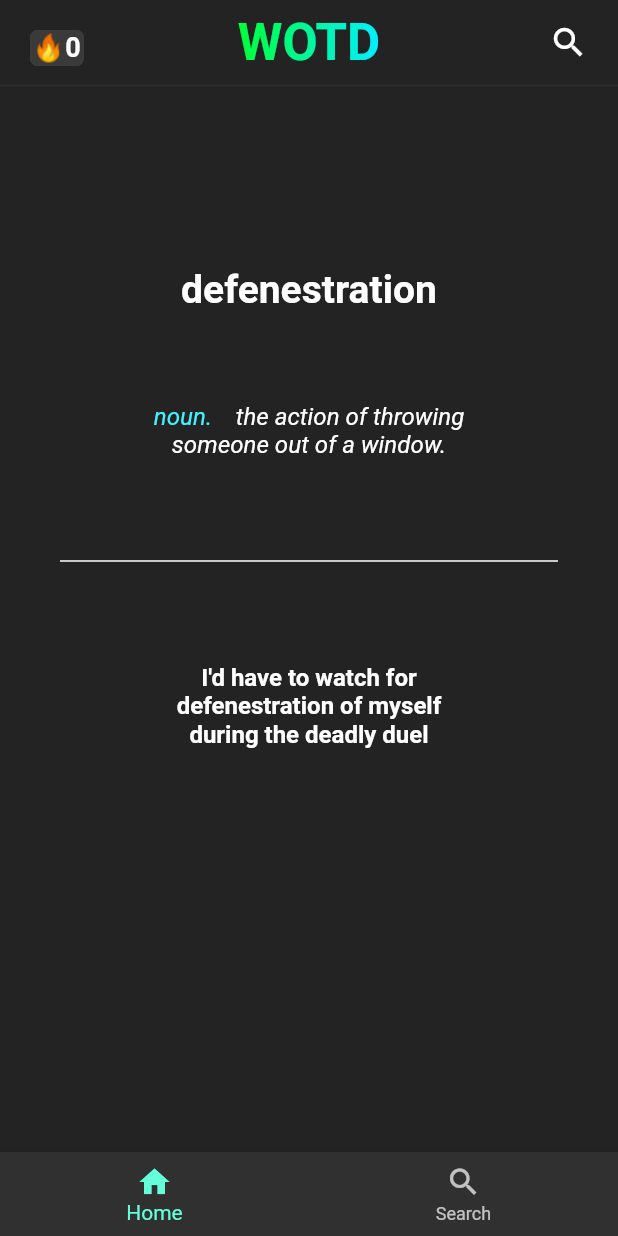
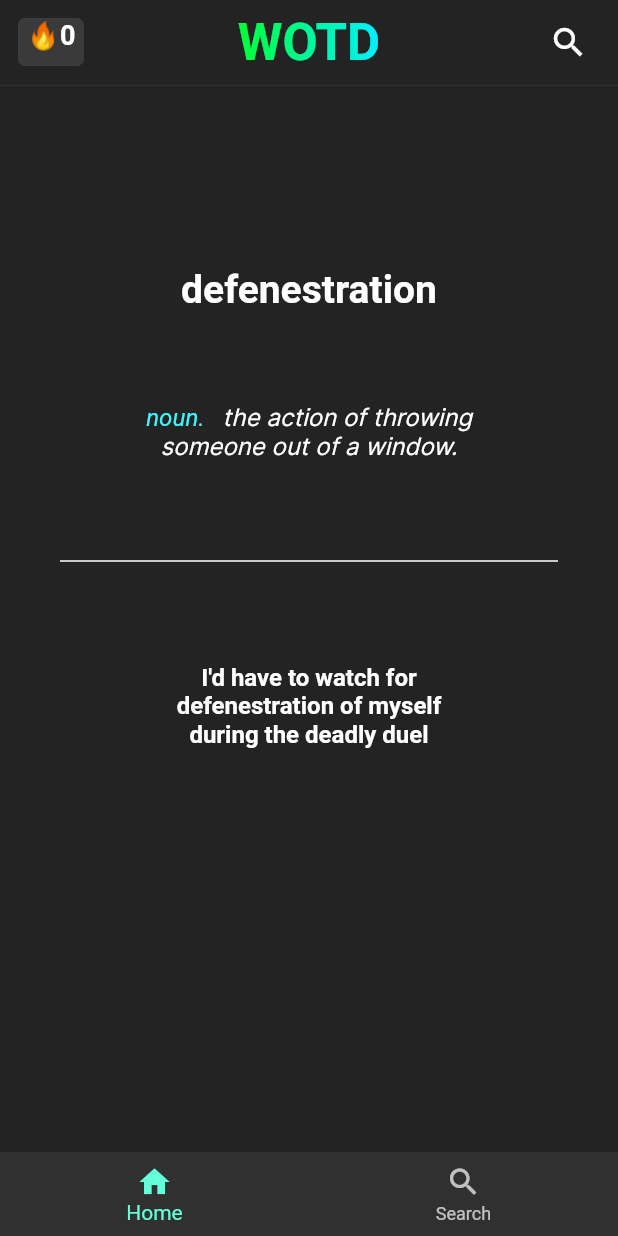
Before and after one commit to LucasVlad/Word-of-The-Day, a Flutter app: the screen it shows after launch, on a phone screen of 412 x 824 dp. Run offline on Flutter 3.47's test engine with Material 2 defaults, Android fonts, the phone set to English and light mode, and no system bars; drawn by our look-alikes of simple_gradient_text.

Commit message:
Fixed AppBar More

```diff
--- a/wotd/lib/main.dart
+++ b/wotd/lib/main.dart
@@ -14,6 +14,10 @@ class MainApp extends StatelessWidget {
       darkTheme: ThemeData(
         brightness: Brightness.dark,
       ),
+      theme: ThemeData(
+        fontFamily: 'Inter',
+        textTheme: Theme.of(context).textTheme.apply(fontFamily: 'Inter'),
+      ),
       themeMode: ThemeMode.dark,
       debugShowCheckedModeBanner: false,
       home: const MainPage(),
--- a/wotd/lib/pages/home.dart
+++ b/wotd/lib/pages/home.dart
@@ -83,11 +83,11 @@ class _HomeState extends State<Home> {
     return Scaffold(
       appBar: AppBar(
         leading: Padding(
-          padding: const EdgeInsets.only(
-              left: 20.0,
-              top: 20.0,
-              bottom:
-                  12), //i like bottom better at 10 try and get that much border around the whole thing left right bottom & top
+          padding: const EdgeInsets.only(left: 12, top: 12, bottom: 12),
+          child: GestureDetector(
+            onTap: () {
+              log('open streak menu');
+            },
             child: Container(
               decoration: BoxDecoration(
                 border: Border.all(
@@ -97,12 +97,8 @@ class _HomeState extends State<Home> {
                 color: const Color.fromRGBO(60, 60, 60, 0.9),
                 borderRadius: BorderRadius.circular(5),
               ),
-            child: GestureDetector(
-              onTap: () {
-                log('open streak menu');
-              },
               child: const Text(
-                '🔥0',
+                " 🔥0",
                 style: TextStyle(
                   fontSize: 18.0,
                   fontWeight: FontWeight.bold,
@@ -160,7 +156,9 @@ class _HomeState extends State<Home> {
                   textAlign: TextAlign.center,
                   text: const TextSpan(
                       style: TextStyle(
-                          fontSize: 16.0, fontStyle: FontStyle.italic),
+                          fontSize: 16.0,
+                          fontStyle: FontStyle.italic,
+                          fontFamily: 'Inter'),
                       children: <TextSpan>[
                         TextSpan(
                             text: "noun.   ",
@@ -169,7 +167,7 @@ class _HomeState extends State<Home> {
                                 color: Color.fromRGBO(64, 244, 255, 1))),
                         TextSpan(
                             text:
-                                " the action of throwing someone out of a window.")
+                                "the action of throwing someone out of a window.")
                       ]))),
           const Padding(
             padding: EdgeInsets.only(left: 40, right: 40, top: 60.0),
--- a/wotd/pubspec.yaml
+++ b/wotd/pubspec.yaml
@@ -19,3 +19,7 @@ dev_dependencies:
 
 flutter:
   uses-material-design: true
+  fonts:
+    - family: Inter
+      fonts:
+        - asset: inter.ttf
```
Also changed, not shown: wotd/inter.ttf (added). Lines whose indentation alone changed are shown as unchanged.
